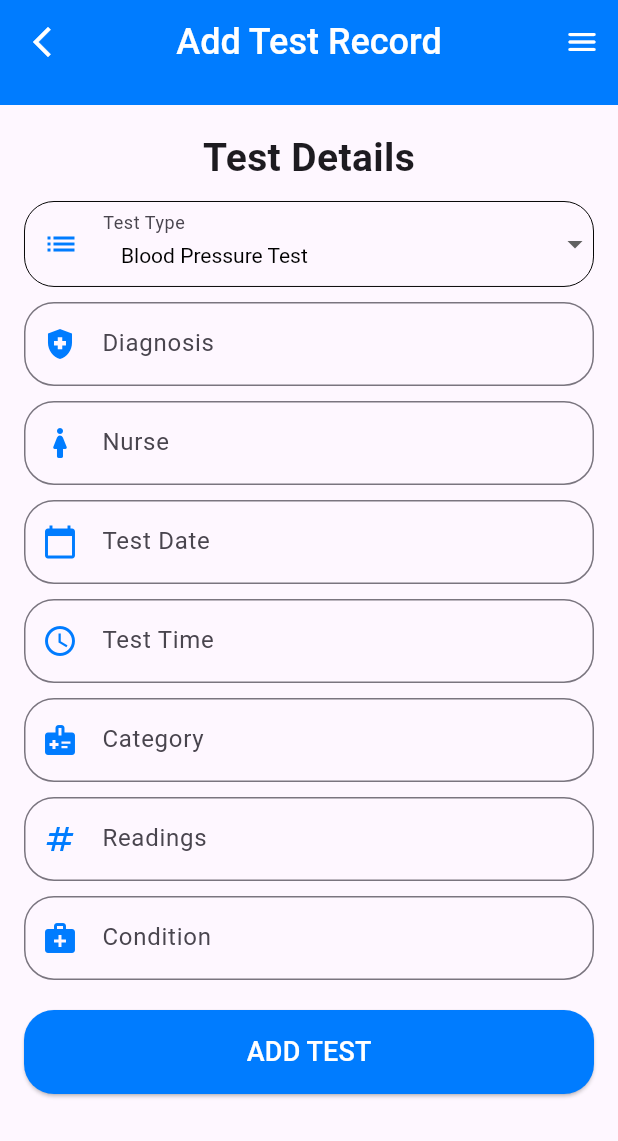
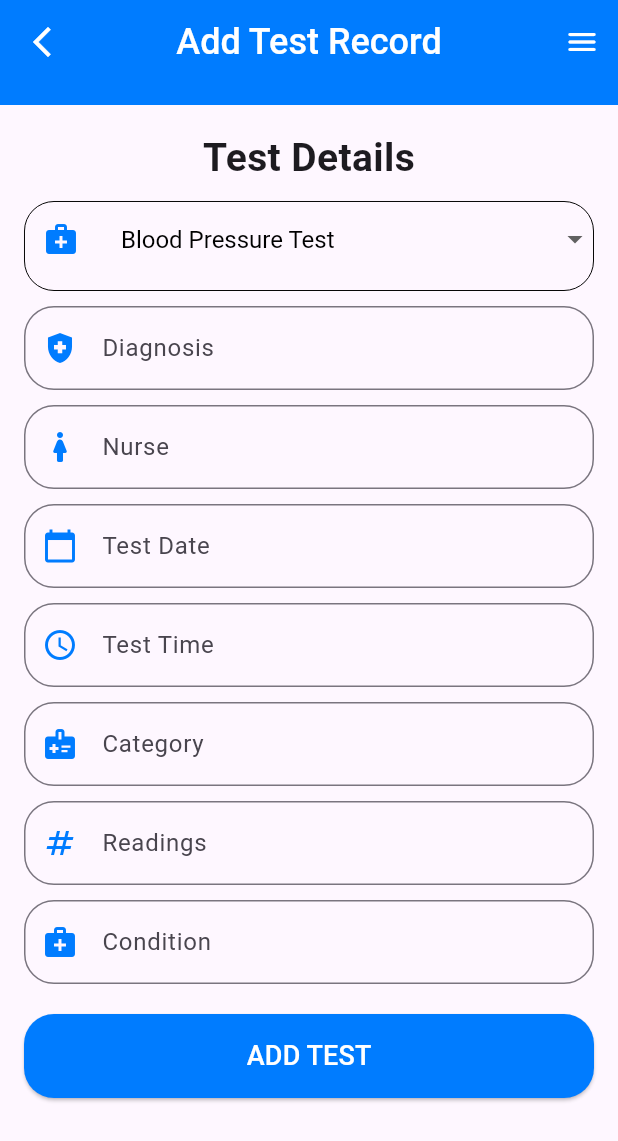
Before and after one commit to shubhu1026/mapd722_grp11_project, a Flutter app: the AddPatientRecordScreen screen opened directly with empty values, on a phone screen of 412 x 824 dp. Shown: the top 1141 px of the screen. Run offline on Flutter 3.47's test engine with Material 3 defaults, Android fonts, the phone set to English and light mode, and no system bars; network calls fail.

Commit message:
make custom dropdown widget

```diff
--- a/lib/screens/add_test_record.dart
+++ b/lib/screens/add_test_record.dart
@@ -9,6 +9,7 @@ import 'package:mapd722_mobile_web_development/widgets/custom_text_field.dart';
 import 'package:provider/provider.dart';
 
 import '../providers/patient_records_provider.dart';
+import '../widgets/custom_drop_down_field.dart';
 
 class AddPatientRecordScreen extends StatefulWidget {
   final String? patientID;
@@ -106,38 +107,14 @@ class _AddPatientRecordsScreenState extends State<AddPatientRecordScreen> {
                           textAlign: TextAlign.center,
                         ),
                         const SizedBox(height: 10),
-                        Container(
-                          decoration: BoxDecoration(
-                            borderRadius: BorderRadius.circular(20.0),
-                            border: Border.all(color: Colors.black, width: 0.65),
-                          ),
-                          child: DropdownButtonFormField<String>(
-                            value: _selectedTestType,
-                            onChanged: (newValue) {
-                              setState(() {
-                                _selectedTestType = newValue!;
-                              });
-                            },
-                            items: _testTypes.map((String testType) {
-                              return DropdownMenuItem<String>(
-                                value: testType,
-                                child: Padding(
-                                  padding: const EdgeInsets.symmetric(
-                                      horizontal: 12.0),
-                                  child: Text(
-                                    testType,
-                                    style: const TextStyle(color: Colors.black),
-                                  ),
-                                ),
-                              );
-                            }).toList(),
-                            decoration: const InputDecoration(
-                              border: InputBorder.none,
-                              labelText: 'Test Type',
-                              prefixIcon: Icon(Icons.list, color: Constants.primaryColor),
-                            ),
-                            style: const TextStyle(color: Colors.black),
-                          ),
+                        CustomDropdownFormField(
+                          items: _testTypes,
+                          value: _selectedTestType,
+                          onChanged: (newValue) {
+                            setState(() {
+                              _selectedTestType = newValue;
+                            });
+                          },
                         ),
                         const SizedBox(height: 10),
                         CustomTextField(
--- /dev/null
+++ b/lib/widgets/custom_drop_down_field.dart
@@ -0,0 +1,89 @@
+import 'package:flutter/material.dart';
+import 'package:mapd722_mobile_web_development/constants/constants.dart';
+
+class CustomDropdownFormField extends StatefulWidget {
+  final List<String> items;
+  final String value;
+  final ValueChanged<String> onChanged;
+
+  const CustomDropdownFormField({
+    Key? key,
+    required this.items,
+    required this.value,
+    required this.onChanged,
+  }) : super(key: key);
+
+  @override
+  _CustomDropdownFormFieldState createState() =>
+      _CustomDropdownFormFieldState();
+}
+
+class _CustomDropdownFormFieldState extends State<CustomDropdownFormField> {
+  bool _isDropdownOpen = false;
+
+  @override
+  Widget build(BuildContext context) {
+    return Container(
+      height: 60,
+      decoration: BoxDecoration(
+        borderRadius: BorderRadius.circular(20.0),
+        border: Border.all(color: Colors.black, width: 0.65),
+      ),
+      child: DropdownButtonFormField<String>(
+        value: widget.value,
+        padding: const EdgeInsets.only(top: 5, bottom: 5, right: 10),
+        onChanged: (newValue) {
+          setState(() {
+            widget.onChanged(newValue!);
+            _isDropdownOpen = false; // Close the dropdown when an item is selected
+          });
+        },
+        onTap: () {
+          setState(() {
+            _isDropdownOpen = true;
+          });
+        },
+        items: widget.items.map((String item) {
+          return DropdownMenuItem<String>(
+            value: item,
+            child: Padding(
+              padding: const EdgeInsets.symmetric(horizontal: 12.0),
+              child: Row(
+                children: [
+                  const Icon(Icons.medical_services, color: Constants.primaryColor,),
+                  const SizedBox(width: 10,),
+                  Text(
+                    item,
+                    style: const TextStyle(
+                      color: Colors.black,
+                      fontSize: 16,
+                    ),
+                  ),
+                ],
+              ),
+            ),
+          );
+        }).toList(),
+        decoration: const InputDecoration(
+          border: InputBorder.none,
+          prefixIcon: Icon(Icons.medical_services, color: Constants.primaryColor),
+        ),
+        style: const TextStyle(color: Colors.black),
+        selectedItemBuilder: (BuildContext context) {
+          return widget.items.map<Widget>((String item) {
+            return Padding(
+              padding: const EdgeInsets.symmetric(horizontal: 12.0),
+              child: Text(
+                item,
+                style: const TextStyle(
+                  color: Colors.black,
+                  fontSize: 16,
+                ),
+              ),
+            );
+          }).toList();
+        },
+      ),
+    );
+  }
+}
```
Also changed, not shown: lib/screens/edit_test_record_screen.dart (+9 -33 lines).
